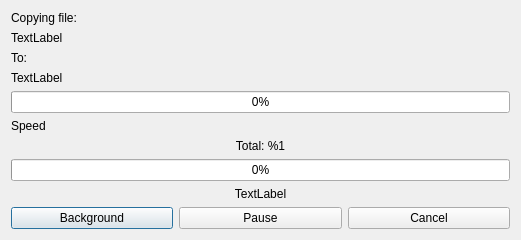
Before: the Qt Designer form src/FileCopy/FileCopy_Qt/CopyProgressDialog.ui in TeamKami/KamiCmd, drawn with Qt 5.
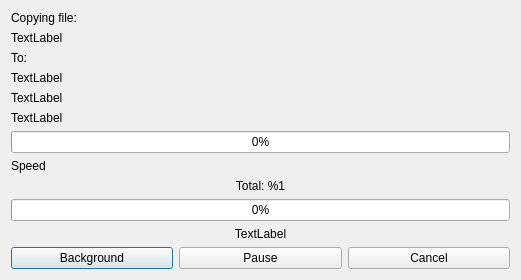
After: the same form once the commit is applied.

Commit message: Some fiddling with FileCopy

```diff
--- a/src/FileCopy/FileCopy_Qt/CopyProgressDialog.ui
+++ b/src/FileCopy/FileCopy_Qt/CopyProgressDialog.ui
@@ -7,7 +7,7 @@
     <x>0</x>
     <y>0</y>
     <width>521</width>
-    <height>240</height>
+    <height>259</height>
    </rect>
   </property>
   <property name="windowTitle">
@@ -44,8 +44,22 @@
        </property>
       </widget>
      </item>
+     <item>
+      <widget class="QLabel" name="time">
+       <property name="text">
+        <string>TextLabel</string>
+       </property>
+      </widget>
+     </item>
     </layout>
    </item>
+   <item>
+    <widget class="QLabel" name="label_2">
+     <property name="text">
+      <string>TextLabel</string>
+     </property>
+    </widget>
+   </item>
    <item>
     <layout class="QVBoxLayout" name="verticalLayout_2">
      <item>
```
The commit also changes 5 other files.
